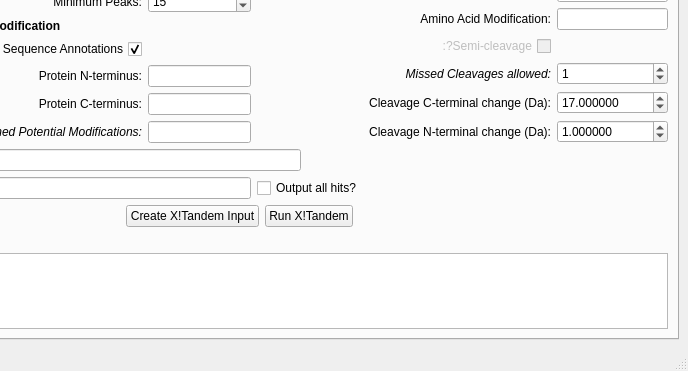
mfitzp/toolz, file pyXTandem/mainGUI.ui: the form before one commit; both pictures show x 210 to 898 and y 539 to 910 of the 898 by 910 pixel window.
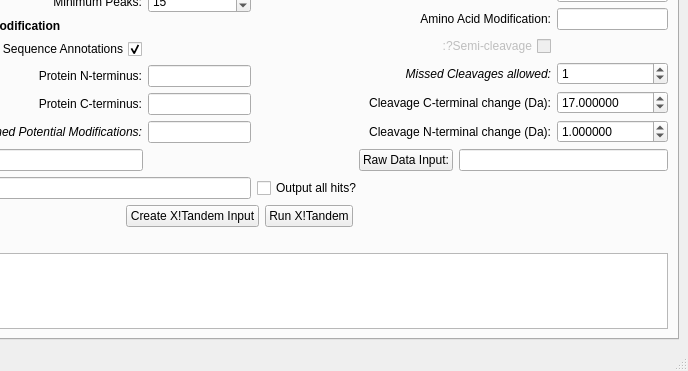
The form after the commit.

Diff of the .ui file:
```diff
--- a/pyXTandem/mainGUI.ui
+++ b/pyXTandem/mainGUI.ui
@@ -942,6 +942,19 @@
             </property>
            </spacer>
           </item>
+          <item>
+           <widget class="QPushButton" name="rawData_Btn" >
+            <property name="toolTip" >
+             <string>Usually an mgf or mzXML file.</string>
+            </property>
+            <property name="text" >
+             <string>Raw Data Input:</string>
+            </property>
+           </widget>
+          </item>
+          <item>
+           <widget class="QLineEdit" name="rawData_LE" />
+          </item>
          </layout>
         </item>
         <item>
```
Left out of the diff: 31 changed lines with no effect on the pictures.
